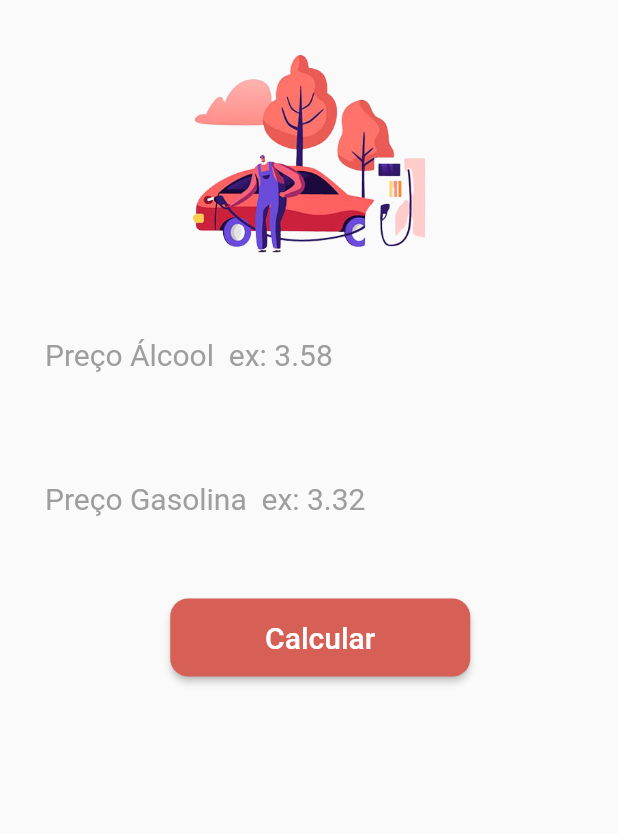
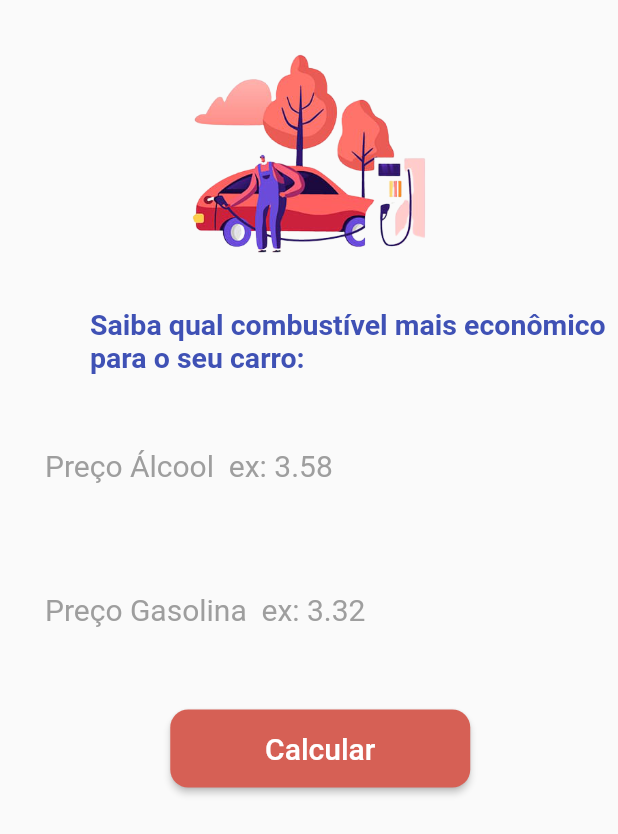
Before and after one commit to paulohenrique085/aapalcool, a Flutter app: the screen it shows after launch, on a phone screen of 412 x 824 dp. Shown: the top 834 px of the screen. Run offline on Flutter 3.47's test engine with Material 2 defaults, Android fonts, the phone set to English and light mode, and no system bars.

Commit message:
ultima atualização

```diff
--- a/lib/Home.dart
+++ b/lib/Home.dart
@@ -27,11 +27,11 @@ class _HomeState extends State<Home> {
     } else {
       if ((precoAlcool / precoGasolina) >= 0.7) {
         setState(() {
-          _textoResultado = "Melhor abastecer com Álcool";
+          _textoResultado = "Melhor abastecer com Gasolina";
         });
       } else {
         setState(() {
-          _textoResultado = "Melhor abastecer com gasolina";
+          _textoResultado = "Melhor abastecer com Álcool";
         });
       }
     }
@@ -52,6 +52,19 @@ class _HomeState extends State<Home> {
                   width: 200,
                   height: 140,
                   child: Image.asset("assets/icone.png"),
+                ),
+                Center(
+                  child: Padding(
+                    padding: EdgeInsets.only(top: 30, left: 60),
+                    child: Text(
+                      "Saiba qual combustível mais econômico para o seu carro:",
+                      style: TextStyle(
+                        color: Color(0xFF3f51b5),
+                        fontSize: 19,
+                        fontWeight: FontWeight.bold,
+                      ),
+                    ),
+                  ),
                 ),
                 Center(
                   child: Padding(
@@ -111,7 +124,7 @@ class _HomeState extends State<Home> {
                 ),
                 Center(
                   child: Padding(
-                    padding: EdgeInsets.only(top: 30, left: 30),
+                    padding: EdgeInsets.only(top: 12, left: 20),
                     child: Text(
                       _textoResultado,
                       style: TextStyle(
```
